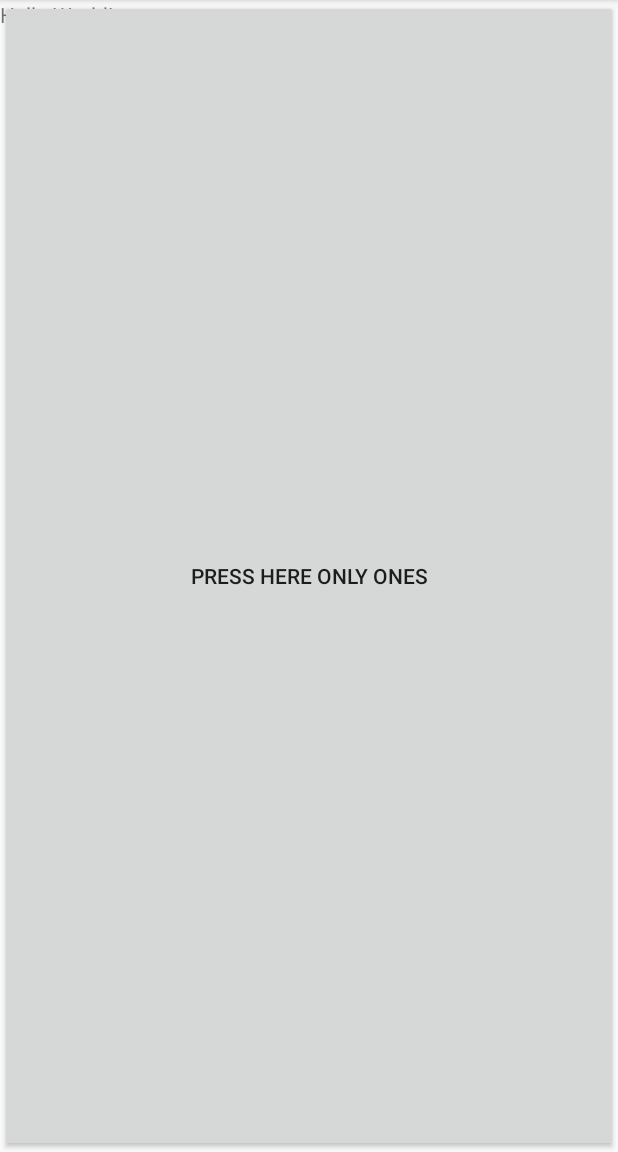
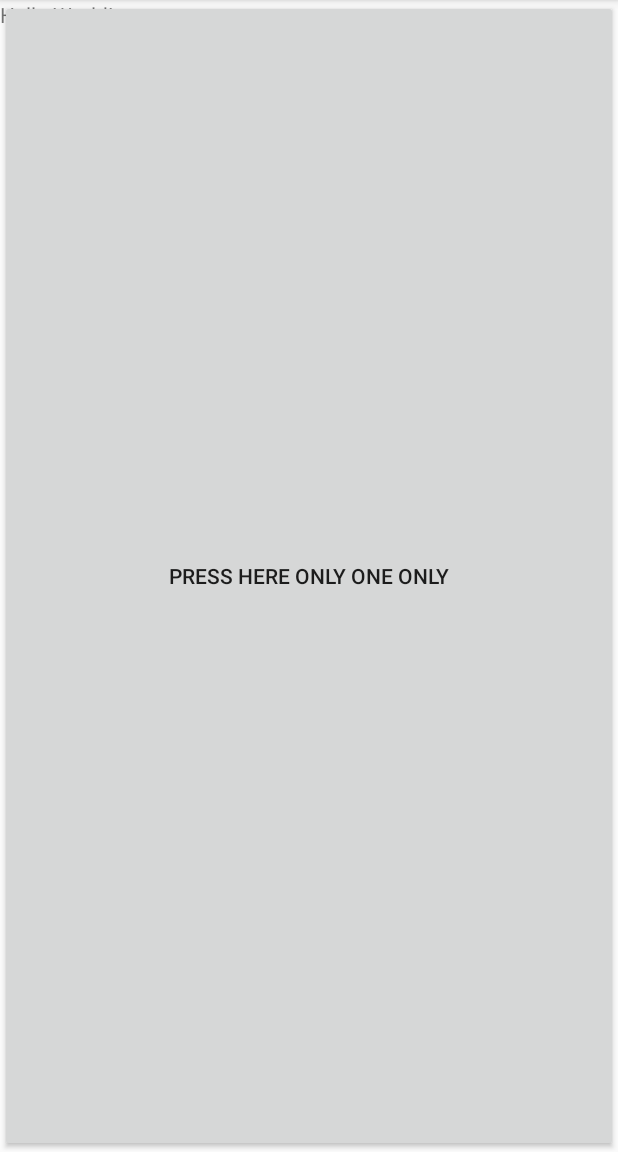
Before and after one commit to abhijit-296/MyApplication, an Android app: the screen it shows after launch (MainActivity), on a phone screen of 412 x 824 dp, the part 84-1236 px from its top. Run offline under Robolectric (Android 15) with nearby library versions, the phone set to English and light mode, and no system bars.

Commit message:
new dev branch changes

```diff
--- a/app/src/main/res/layout/activity_main.xml
+++ b/app/src/main/res/layout/activity_main.xml
@@ -14,7 +14,7 @@
          />
     <Button
 
-        android:text="Press Here only ones"
+        android:text="Press Here only one only"
         android:layout_width="match_parent"
         android:layout_height="match_parent" />
 
```
